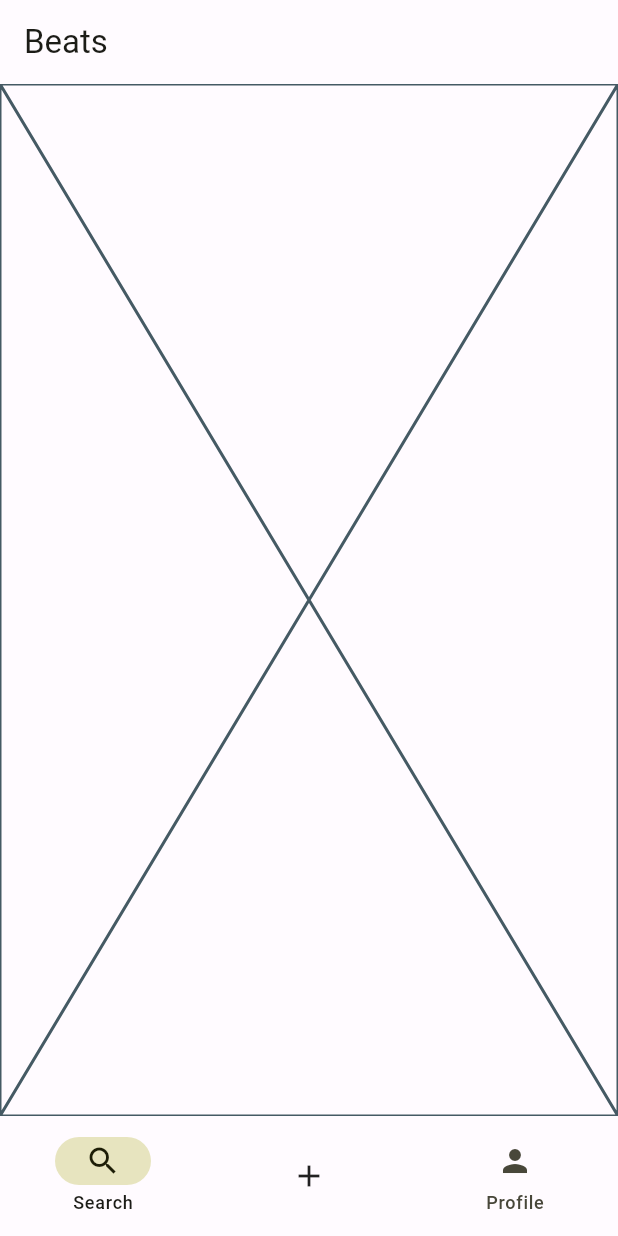
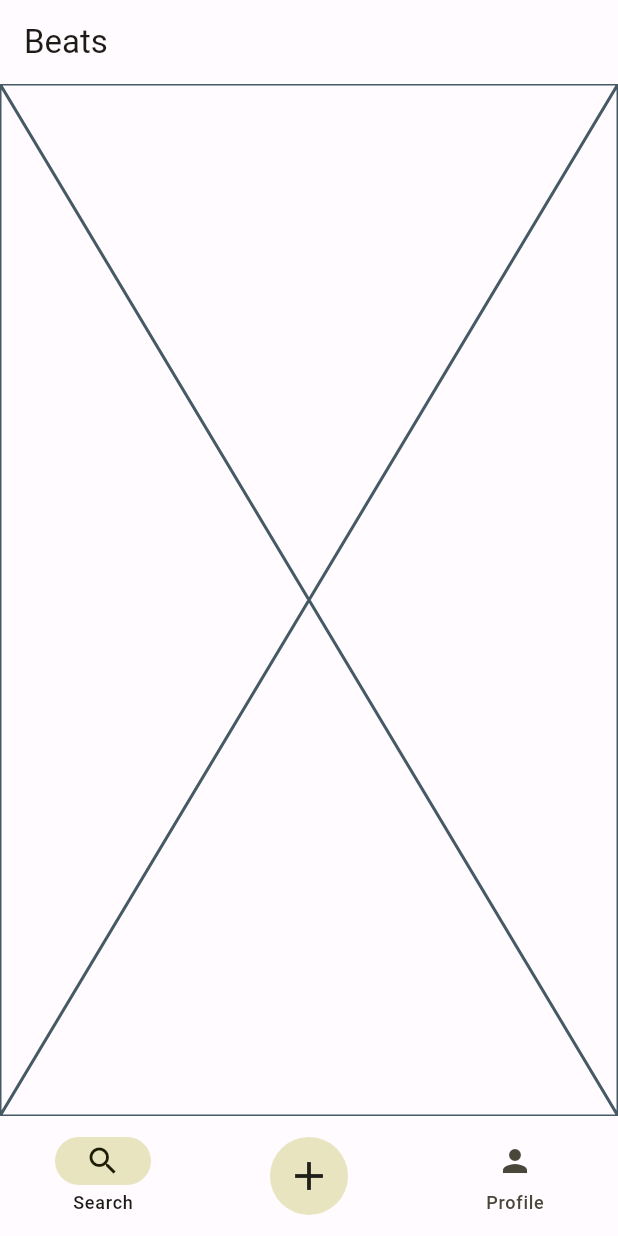
Before and after one commit to Damovetsky/beats-mavra, a Flutter app: the screen it shows after launch, on a phone screen of 412 x 824 dp. Run offline on Flutter 3.47's test engine with Material 2 defaults, Android fonts, the phone set to English and light mode, and no system bars; our stand-ins replace firebase_core; accounts and stored records are empty.

```diff
--- a/lib/view/home_page/home_page.dart
+++ b/lib/view/home_page/home_page.dart
@@ -1,5 +1,7 @@
 import 'package:flutter/material.dart';
 
+import '../../core/ui/color_schemes.g.dart';
+import '../../core/ui/kit/bouncing_gesture_detector.dart';
 import '../../main.dart';
 
 class HomePage extends StatefulWidget {
@@ -37,12 +39,16 @@ class _HomePageState extends State<HomePage> {
             ),
             label: 'Search',
           ),
-          GestureDetector(
+          BouncingGestureDetector(
+            onTap: () {},
             child: Container(
-              decoration: const BoxDecoration(
+              height: 52,
+              width: 52,
+              decoration: BoxDecoration(
                 shape: BoxShape.circle,
+                color: lightColorScheme.secondaryContainer,
               ),
-              child: const Icon(Icons.add),
+              child: const Icon(Icons.add, size: 32,),
             ),
           ),
           const NavigationDestination(
```
